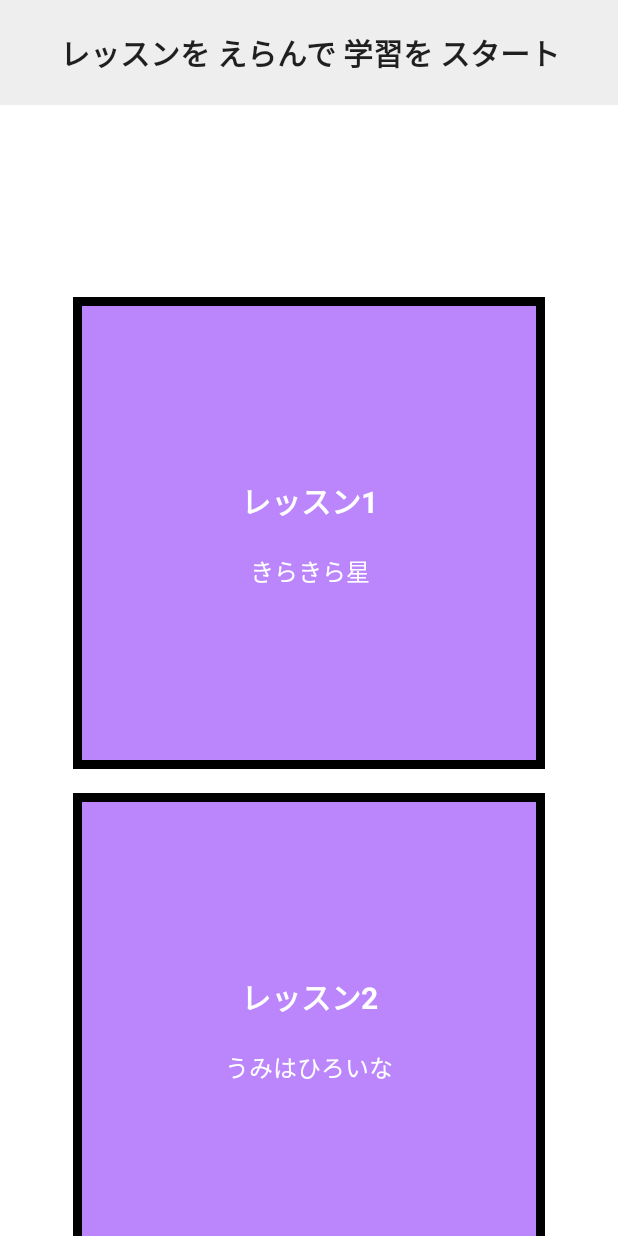
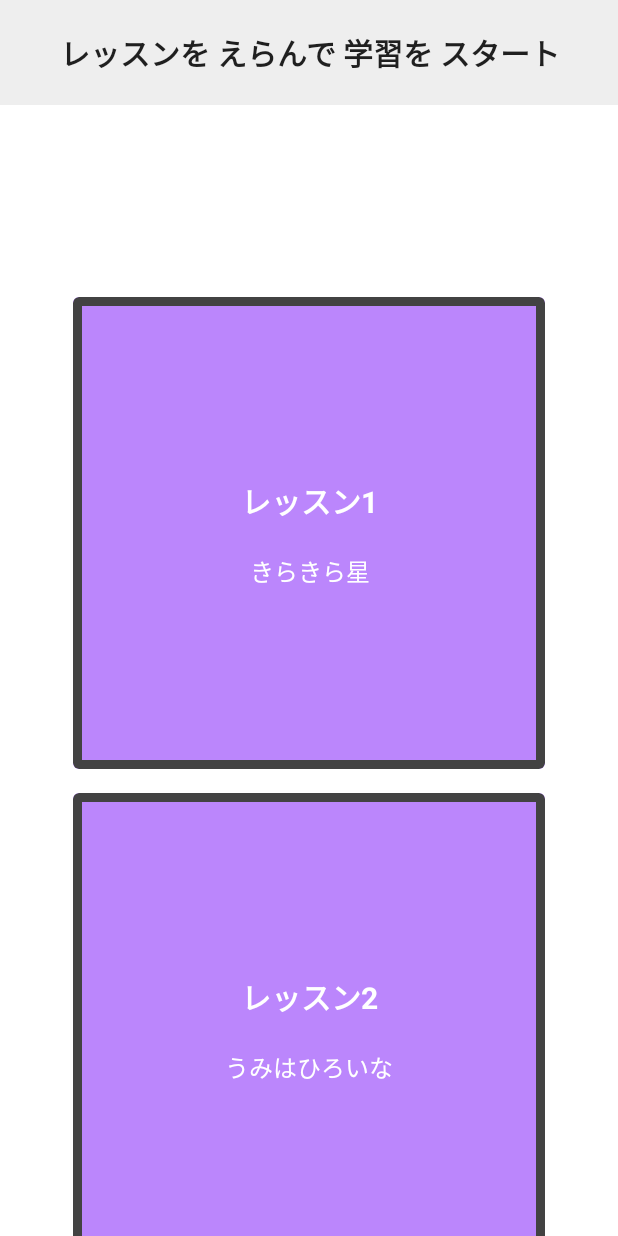
Before and after one commit to mohachi8/MusicEducationTest, an Android app built with Jetpack Compose: the screen it shows after launch (MainActivity), on a phone screen of 412 x 824 dp. Run offline under Robolectric (Android 15) with nearby library versions, the phone set to English and light mode, and no system bars; our stand-ins replace Dagger/Hilt's generated code.

Commit message:
ブロックエリアのブロックを選択すると周りに枠線が表示されるようにした。 四角のデザインを全体的に角丸にした。

```diff
--- a/app/src/main/java/com/example/musiceducationtest/MainActivity.kt
+++ b/app/src/main/java/com/example/musiceducationtest/MainActivity.kt
@@ -21,6 +21,7 @@ import com.example.musiceducationtest.ui.screens.SongCompositionScreen
 import com.example.musiceducationtest.viewmodel.BottomBarViewModel
 import com.example.musiceducationtest.viewmodel.LessonViewModel
 import com.example.musiceducationtest.viewmodel.MusicPlayerViewModel
+import com.example.musiceducationtest.viewmodel.SongCompositionViewModel
 import dagger.hilt.android.AndroidEntryPoint
 
 @AndroidEntryPoint
@@ -32,6 +33,8 @@ class MainActivity : ComponentActivity() {
                 val lessonViewModel: LessonViewModel = hiltViewModel()
                 val bottomBarViewModel: BottomBarViewModel = hiltViewModel()
                 val musicPlayerViewModel: MusicPlayerViewModel = hiltViewModel()
+                val songCompositionViewModel: SongCompositionViewModel = hiltViewModel()
+
                 val navController = rememberNavController()
                 val currentRoute =
                     navController.currentBackStackEntryAsState().value?.destination?.route
@@ -67,7 +70,7 @@ class MainActivity : ComponentActivity() {
                             }
                             // 学習画面
                             composable("songCompositionScreen") {
-                                SongCompositionScreen(lessonViewModel)
+                                SongCompositionScreen(lessonViewModel,songCompositionViewModel)
                             }
                         }
                     }
--- a/app/src/main/java/com/example/musiceducationtest/ui/components/LessonBox.kt
+++ b/app/src/main/java/com/example/musiceducationtest/ui/components/LessonBox.kt
@@ -11,10 +11,12 @@ import androidx.compose.foundation.layout.aspectRatio
 import androidx.compose.foundation.layout.height
 import androidx.compose.foundation.layout.padding
 import androidx.compose.foundation.layout.width
+import androidx.compose.foundation.shape.RoundedCornerShape
 import androidx.compose.material.Text
 import androidx.compose.runtime.Composable
 import androidx.compose.ui.Alignment
 import androidx.compose.ui.Modifier
+import androidx.compose.ui.draw.clip
 import androidx.compose.ui.graphics.Color
 import androidx.compose.ui.text.font.FontWeight
 import androidx.compose.ui.unit.dp
@@ -36,14 +38,15 @@ fun LessonBox(
             .padding(8.dp)
             .width(250.dp)
             .aspectRatio(1f)
+            .clip(RoundedCornerShape(4.dp))
+            .border(width = 6.dp, color = Color(0xFF424242), shape = RoundedCornerShape(4.dp))
             .background(Purple200)
             .clickable {
                 // 選択肢したレッスンをlessonViewModelで保持
                 lessonViewModel.selectLesson(lesson.id)
                 // レッスン説明画面に遷移
                 navController.navigate("explanationScreen")
-            }
-            .border(width = 6.dp, color = Color.Black),
+            },
         contentAlignment = Alignment.Center,
     ) {
         Column(
--- a/app/src/main/java/com/example/musiceducationtest/ui/components/SongCompositionFlowChart.kt
+++ b/app/src/main/java/com/example/musiceducationtest/ui/components/SongCompositionFlowChart.kt
@@ -9,6 +9,7 @@ import androidx.compose.foundation.layout.padding
 import androidx.compose.foundation.layout.size
 import androidx.compose.foundation.layout.width
 import androidx.compose.foundation.lazy.LazyRow
+import androidx.compose.foundation.shape.RoundedCornerShape
 import androidx.compose.material.Icon
 import androidx.compose.material.Text
 import androidx.compose.material.icons.Icons
@@ -16,6 +17,7 @@ import androidx.compose.material.icons.filled.PlayArrow
 import androidx.compose.runtime.Composable
 import androidx.compose.ui.Alignment
 import androidx.compose.ui.Modifier
+import androidx.compose.ui.draw.clip
 import androidx.compose.ui.graphics.Color
 import androidx.compose.ui.text.font.FontWeight
 import androidx.compose.ui.tooling.preview.Preview
@@ -36,6 +38,7 @@ fun SongCompositionFlowChart() {
                     .padding(5.dp)
                     .width(110.dp)
                     .aspectRatio(1f)
+                    .clip(RoundedCornerShape(4.dp))
                     .background(Purple200),
                 contentAlignment = Alignment.Center
             ) {
@@ -58,6 +61,7 @@ fun SongCompositionFlowChart() {
                     .padding(5.dp)
                     .width(110.dp)
                     .aspectRatio(1f)
+                    .clip(RoundedCornerShape(4.dp))
                     .background(Color.LightGray)
             )
             Icon(
@@ -72,6 +76,7 @@ fun SongCompositionFlowChart() {
                     .padding(5.dp)
                     .width(110.dp)
                     .aspectRatio(1f)
+                    .clip(RoundedCornerShape(4.dp))
                     .background(Color.LightGray)
             )
         }
--- /dev/null
+++ b/app/src/main/java/com/example/musiceducationtest/viewmodel/SongCompositionViewModel.kt
@@ -0,0 +1,21 @@
+package com.example.musiceducationtest.viewmodel
+
+import androidx.compose.runtime.mutableStateOf
+import androidx.lifecycle.ViewModel
+import dagger.hilt.android.lifecycle.HiltViewModel
+import kotlinx.coroutines.flow.MutableStateFlow
+import kotlinx.coroutines.flow.StateFlow
+import javax.inject.Inject
+
+@HiltViewModel
+class SongCompositionViewModel @Inject constructor(
+) : ViewModel() {
+    // 選択されたブロックのIDを保持する変数
+    private val _selectedBlockId = MutableStateFlow<String?>(null)
+    val selectedBlockId: StateFlow<String?> = _selectedBlockId
+
+    // ブロックを選択するメソッド
+    fun selectBlock(blockId: String) {
+        _selectedBlockId.value = blockId
+    }
+}
```
Also changed, not shown: app/src/main/java/com/example/musiceducationtest/ui/components/BlockArea.kt (+20 -26 lines), app/src/main/java/com/example/musiceducationtest/ui/screens/SongCompositionScreen.kt (+15 -4 lines).
